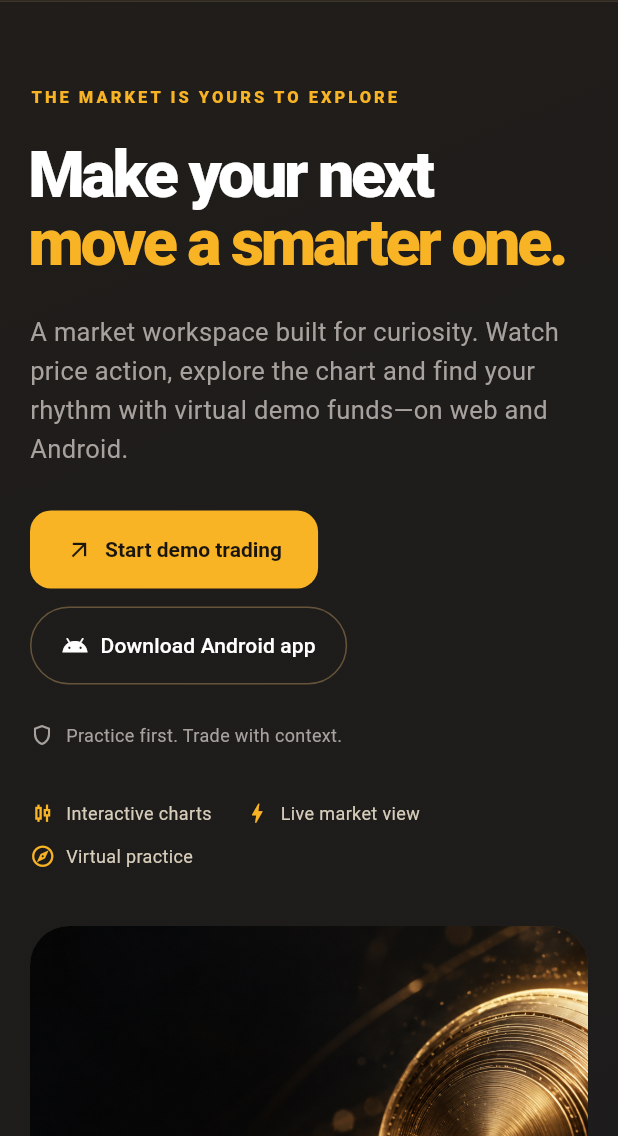
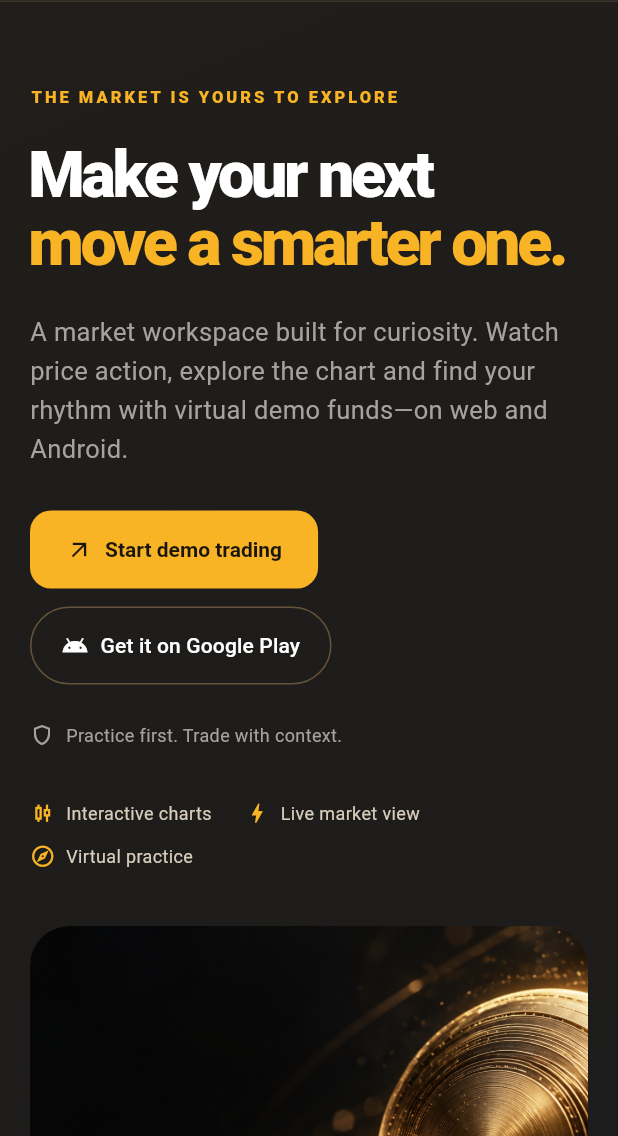
Before and after one commit to Fardin7864/zettax, a Flutter app: the WebLandingScreen screen opened directly, on a phone screen of 412 x 824 dp, the part 100-1236 px from its top. Run offline on Flutter 3.47's test engine with Material 3 defaults, Android fonts, the phone set to English and light mode, and no system bars; our stand-ins replace dio, flutter_riverpod, flutter_secure_storage, go_router, google_sign_in, image_picker and 1 more; missing offline and left inert: google_sign_in_web; accounts and stored records are empty; network calls fail.

Commit message:
Link Zettax website downloads to Google Play

```diff
--- a/apps/mobile/lib/features/onboarding/web_landing_screen.dart
+++ b/apps/mobile/lib/features/onboarding/web_landing_screen.dart
@@ -11,7 +11,8 @@ import 'package:url_launcher/url_launcher.dart';
 
 const _gold = PrimeVestDesignSystem.primaryGold;
 const _muted = PrimeVestDesignSystem.textMuted;
-const _downloadUrl = 'https://zettax.app/downloads/zettax-latest.apk';
+const _downloadUrl =
+    'https://play.google.com/store/apps/details?id=com.primevest.app';
 
 class WebLandingScreen extends StatelessWidget {
   const WebLandingScreen({super.key});
@@ -157,7 +158,7 @@ class _LandingHero extends StatelessWidget {
         OutlinedButton.icon(
           onPressed: onDownload,
           icon: const Icon(Icons.android),
-          label: const Text('Download Android app'),
+          label: const Text('Get it on Google Play'),
           style: OutlinedButton.styleFrom(
             foregroundColor: Colors.white,
             minimumSize: const Size(0, 52),
@@ -972,7 +973,8 @@ class _DownloadSection extends StatelessWidget {
           Text('Your workspace, wherever you are.',
               style: TextStyle(fontSize: 28, fontWeight: FontWeight.w800)),
           SizedBox(height: 9),
-          Text('Download the Android app or keep trading in your browser.',
+          Text(
+              'Get the Android app on Google Play or keep trading in your browser.',
               style: TextStyle(color: _muted, height: 1.5)),
         ],
       );
@@ -983,7 +985,7 @@ class _DownloadSection extends StatelessWidget {
           FilledButton.icon(
             onPressed: onDownload,
             icon: const Icon(Icons.download_outlined),
-            label: const Text('Download for Android'),
+            label: const Text('Get it on Google Play'),
             style: FilledButton.styleFrom(minimumSize: const Size(230, 52)),
           ),
           const SizedBox(height: 10),
@@ -1096,7 +1098,7 @@ class _LandingFooter extends StatelessWidget {
         TextButton(
             onPressed: () => context.push('/risk'),
             child: const Text('Risk disclosure')),
-        TextButton(onPressed: onDownload, child: const Text('Android app')),
+        TextButton(onPressed: onDownload, child: const Text('Google Play')),
       ]);
 }
 
--- a/apps/mobile/lib/features/onboarding/welcome_screen.dart
+++ b/apps/mobile/lib/features/onboarding/welcome_screen.dart
@@ -63,10 +63,10 @@ class WelcomeScreen extends StatelessWidget {
                               OutlinedButton.icon(
                                 onPressed: () => launchUrl(
                                   Uri.parse(
-                                      'https://zettax.app/downloads/zettax-latest.apk'),
+                                      'https://play.google.com/store/apps/details?id=com.primevest.app'),
                                 ),
                                 icon: const Icon(Icons.android),
-                                label: const Text('Download Android app'),
+                                label: const Text('Get it on Google Play'),
                               ),
                           ]),
                     )))));
```
Also changed, not shown: 1 other file.
